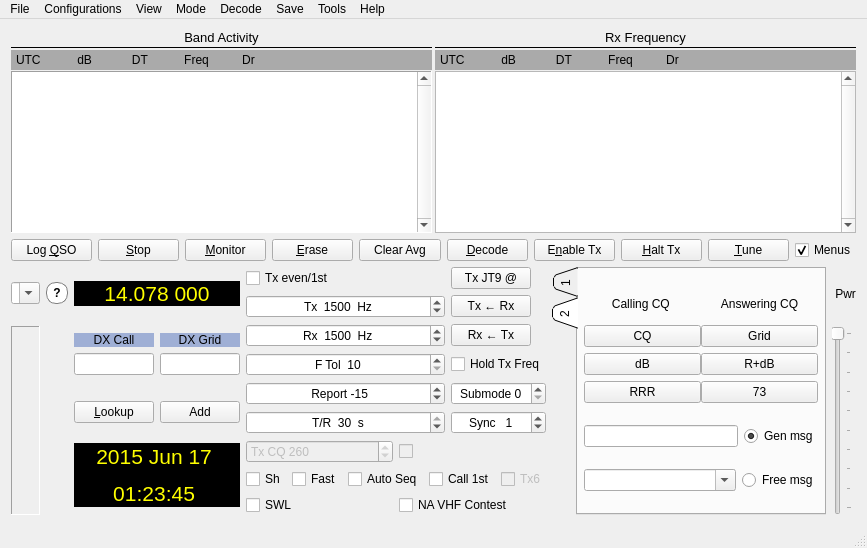
Qt form mainwindow.ui (saitohirga/WSJT-X) before a commit.
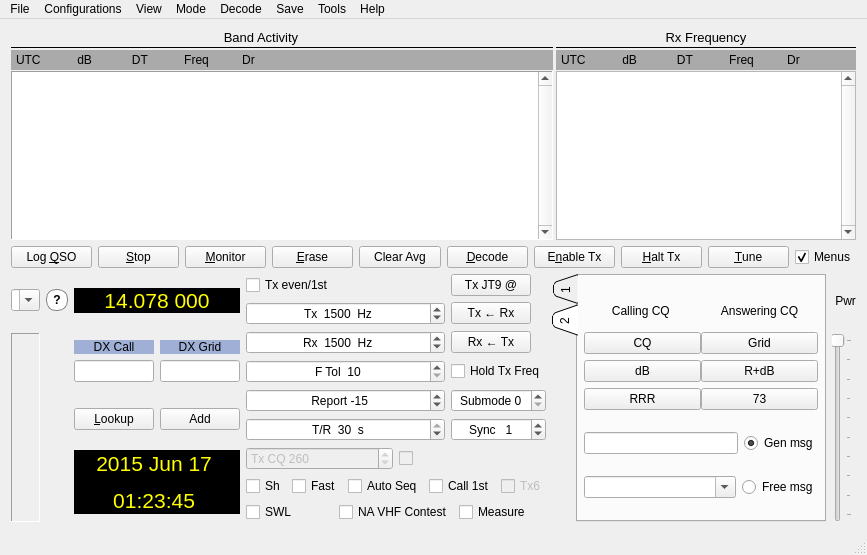
The same form after that commit. Custom widgets are drawn as their Qt base class.

Patch:
```diff
--- a/mainwindow.ui
+++ b/mainwindow.ui
@@ -7,7 +7,7 @@
     <x>0</x>
     <y>0</y>
     <width>815</width>
-    <height>548</height>
+    <height>555</height>
    </rect>
   </property>
   <property name="windowTitle">
@@ -21,7 +21,7 @@
     <item>
      <layout class="QVBoxLayout" name="verticalLayout" stretch="1,0,0">
       <item>
-       <layout class="QGridLayout" name="gridLayout" columnstretch="0,0">
+       <layout class="QGridLayout" name="gridLayout" columnstretch="2,1">
         <property name="horizontalSpacing">
          <number>3</number>
         </property>
@@ -974,6 +974,16 @@
                      </property>
                     </widget>
                    </item>
+                   <item>
+                    <widget class="QCheckBox" name="measure_check_box">
+                     <property name="toolTip">
+                      <string>&lt;html&gt;&lt;head/&gt;&lt;body&gt;&lt;p&gt;Check this to start recording calibration data.&lt;br/&gt;While measuring calibration correction is disabled.&lt;br/&gt;When not checked you can view the calibration results.&lt;/p&gt;&lt;/body&gt;&lt;/html&gt;</string>
+                     </property>
+                     <property name="text">
+                      <string>Measure</string>
+                     </property>
+                    </widget>
+                   </item>
                   </layout>
                  </item>
                  <item row="10" column="0" colspan="2">
```
